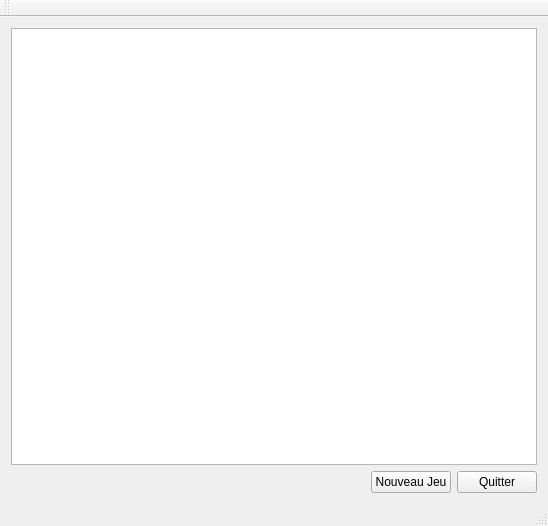
The window that preprojet/CV/Gauffre/GameWindow.ui (paboccard/Projet_Prog_Jeu) describes before a commit, drawn with Qt 5.
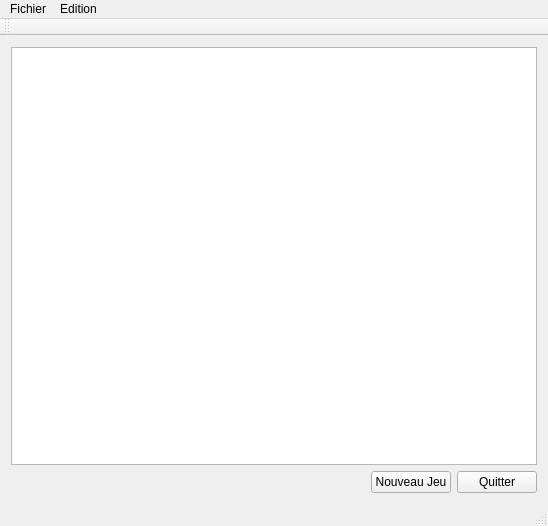
The same window after the commit.

Commit message: Ajout du menu dans l'IHM et bug fix

Patch:
```diff
--- a/preprojet/CV/Gauffre/GameWindow.ui
+++ b/preprojet/CV/Gauffre/GameWindow.ui
@@ -69,6 +69,22 @@
      <height>20</height>
     </rect>
    </property>
+   <widget class="QMenu" name="menuFichier">
+    <property name="title">
+     <string>Fichier</string>
+    </property>
+    <addaction name="actionConfigurer_une_partie"/>
+    <addaction name="actionSauver"/>
+    <addaction name="actionCharger"/>
+    <addaction name="actionQuitter"/>
+   </widget>
+   <widget class="QMenu" name="menuEdition">
+    <property name="title">
+     <string>Edition</string>
+    </property>
+   </widget>
+   <addaction name="menuFichier"/>
+   <addaction name="menuEdition"/>
   </widget>
   <widget class="QToolBar" name="mainToolBar">
    <attribute name="toolBarArea">
```
Left out of the diff: 29 changed lines with no effect on the pictures. The commit also changes 1 other file.
